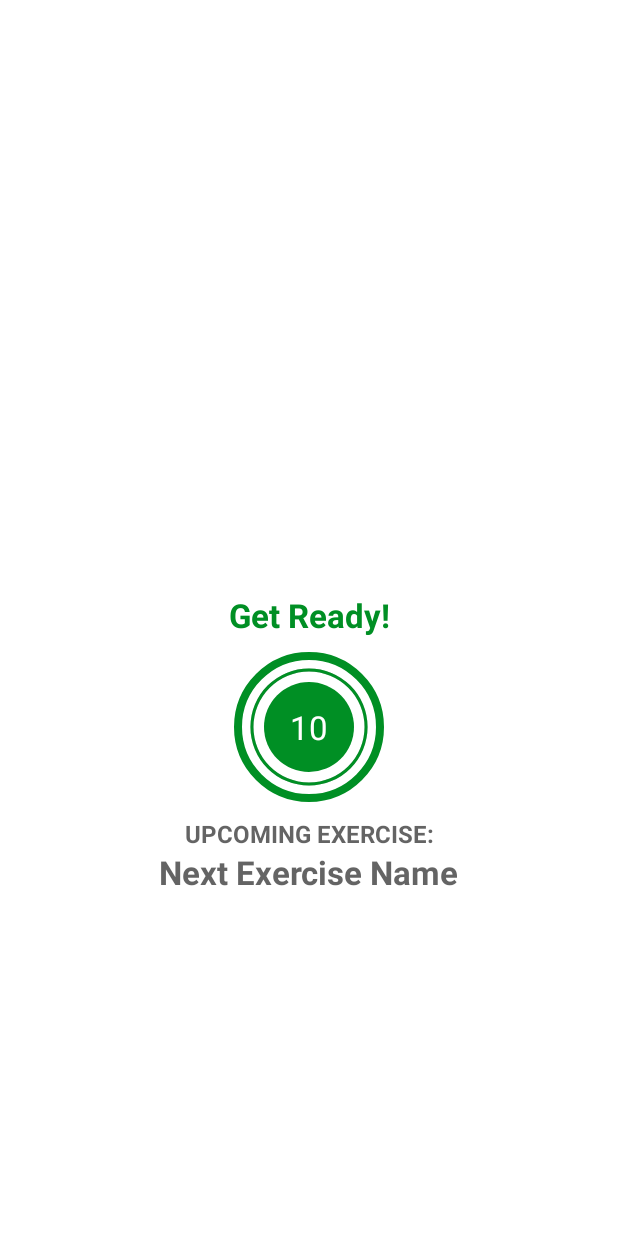
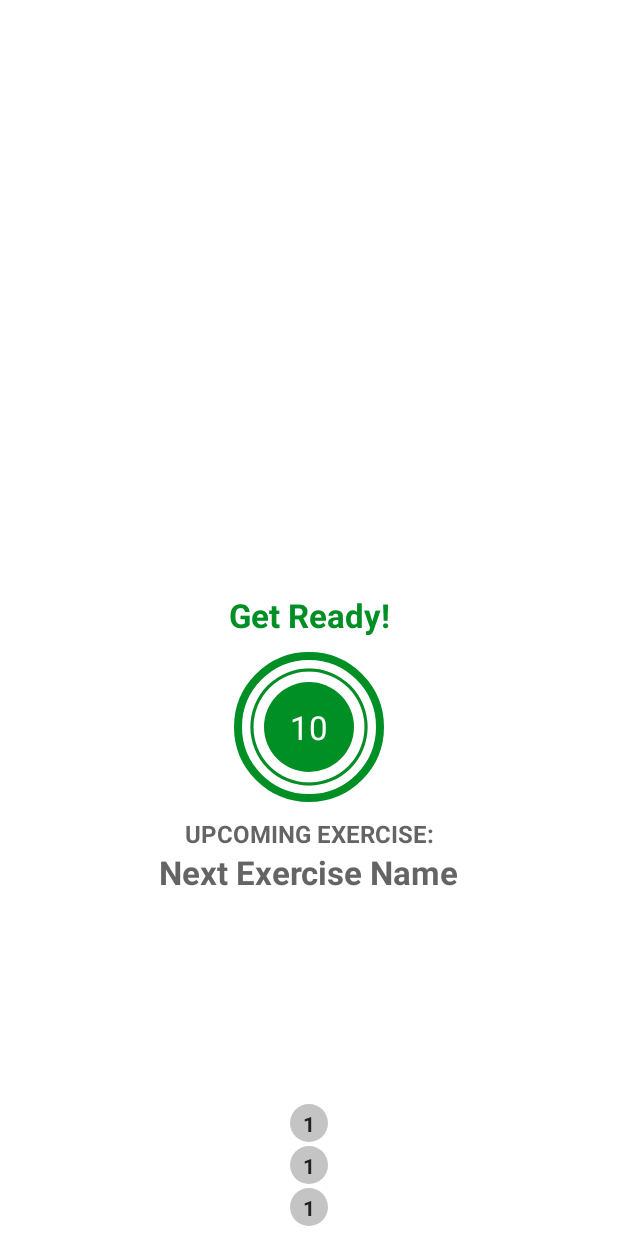
Before and after one commit to orhanuckulac0/7MinutesWorkoutApp, an Android app: the layout activity_exercise.xml on its own in the app's theme, with its tools: preview values and no code run, on a phone screen of 412 x 824 dp. Run offline under Robolectric (Android 15) with nearby library versions, the phone set to English and light mode, and no system bars.

Commit message:
9th commit - setup RecyclerView with view binding

```diff
--- /dev/null
+++ b/app/src/main/res/drawable/item_circular_color_gray_background.xml
@@ -0,0 +1,5 @@
+<?xml version="1.0" encoding="utf-8"?>
+<shape xmlns:android="http://schemas.android.com/apk/res/android"
+    android:shape="oval">
+    <solid android:color="#c4c4c4"/>
+</shape>
--- a/app/src/main/res/layout/activity_exercise.xml
+++ b/app/src/main/res/layout/activity_exercise.xml
@@ -117,4 +117,17 @@
         app:layout_constraintTop_toBottomOf="@id/tvUpcomingLabel"
         />
 
+    <androidx.recyclerview.widget.RecyclerView
+        android:id="@+id/rvExerciseStatus"
+        android:layout_width="wrap_content"
+        android:layout_height="wrap_content"
+        android:layout_margin="5dp"
+        tools:listitem="@layout/item_exercise_status"
+        app:layout_constraintEnd_toEndOf="parent"
+        app:layout_constraintStart_toStartOf="parent"
+        app:layout_constraintBottom_toBottomOf="parent"
+        />
+
+
+
 </androidx.constraintlayout.widget.ConstraintLayout>
--- /dev/null
+++ b/app/src/main/res/layout/item_exercise_status.xml
@@ -0,0 +1,16 @@
+<?xml version="1.0" encoding="utf-8"?>
+<TextView xmlns:android="http://schemas.android.com/apk/res/android"
+    xmlns:tools="http://schemas.android.com/tools"
+    android:id="@+id/tvItem"
+    android:layout_width="25dp"
+    android:layout_height="25dp"
+    android:layout_margin="1dp"
+    android:background="@drawable/item_circular_color_gray_background"
+    android:gravity="center"
+    android:padding="3dp"
+    android:textColor="#212121"
+    android:textSize="14sp"
+    android:textStyle="bold"
+    tools:text="1"
+
+    />
```
Also changed, not shown: app/src/main/java/orhan/uckulac/a7minutesworkout/ExerciseActivity.kt (+17 -4 lines), app/src/main/java/orhan/uckulac/a7minutesworkout/ExerciseStatusAdapter.kt (added, +33 -0 lines).
